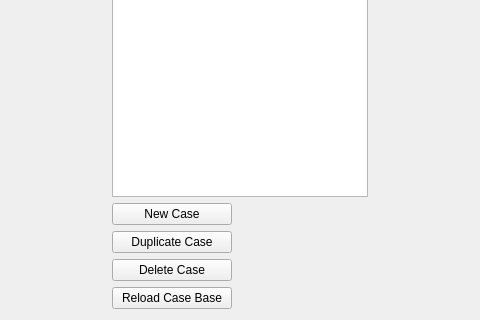
RtsAiResearch/IStrategizer, file src/CaseVisualizer/CaseVisualizer.ui: the form before one commit; both pictures show x 400 to 880 and y 246 to 566 of the 1280 by 566 pixel window.
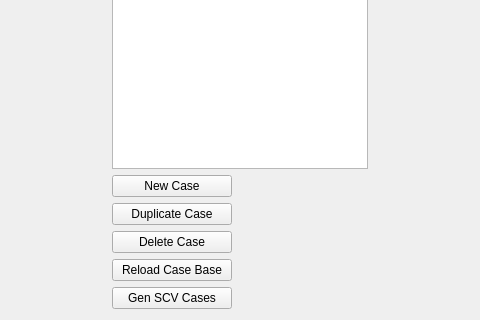
The form after the commit.

Commit message: Resource Gathering Cases generation by the CaseVisualizer and Fix Resource Gathering Action/Goal bugs

Patch:
```diff
--- a/src/CaseVisualizer/CaseVisualizer.ui
+++ b/src/CaseVisualizer/CaseVisualizer.ui
@@ -143,6 +143,28 @@
           </property>
          </widget>
         </item>
+        <item>
+         <widget class="QPushButton" name="btnGenSCVPlans">
+          <property name="sizePolicy">
+           <sizepolicy hsizetype="Fixed" vsizetype="Fixed">
+            <horstretch>0</horstretch>
+            <verstretch>0</verstretch>
+           </sizepolicy>
+          </property>
+          <property name="minimumSize">
+           <size>
+            <width>120</width>
+            <height>0</height>
+           </size>
+          </property>
+          <property name="text">
+           <string>Gen SCV Cases</string>
+          </property>
+          <property name="autoDefault">
+           <bool>false</bool>
+          </property>
+         </widget>
+        </item>
        </layout>
       </item>
      </layout>
```
Left out of the diff: 2 changed lines with no effect on the pictures. The commit also changes 18 other files.
